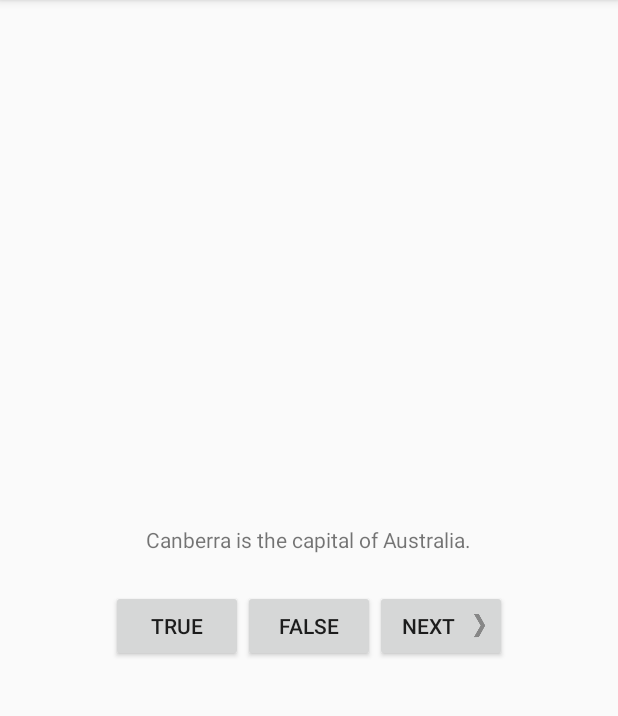
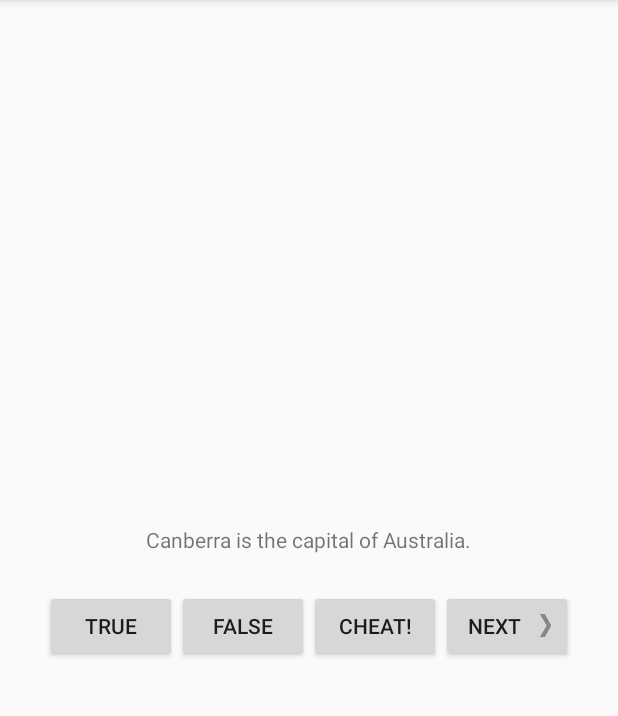
Before and after one commit to RuzzyRullezz/GeoQuiz, an Android app: the screen it shows after launch (QuizActivity), on a phone screen of 412 x 824 dp, the part 84-800 px from its top. Run offline under Robolectric (Android 15) with nearby library versions, the phone set to English and light mode, and no system bars.

Commit message:
new activity

```diff
--- a/app/src/main/AndroidManifest.xml
+++ b/app/src/main/AndroidManifest.xml
@@ -11,11 +11,11 @@
         android:theme="@style/AppTheme">
         <activity android:name=".QuizActivity">
             <intent-filter>
-                <action android:name="android.intent.action.MAIN"/>
-
-                <category android:name="android.intent.category.LAUNCHER"/>
+                <action android:name="android.intent.action.MAIN" />
+                <category android:name="android.intent.category.LAUNCHER" />
             </intent-filter>
         </activity>
+        <activity android:name=".CheatActivity"></activity>
     </application>
 
 </manifest>
--- a/app/src/main/java/pro/ruzzy/geoquiz/QuizActivity.java
+++ b/app/src/main/java/pro/ruzzy/geoquiz/QuizActivity.java
@@ -1,7 +1,10 @@
 package pro.ruzzy.geoquiz;
 
+import android.app.Activity;
+import android.content.Intent;
 import android.support.v7.app.AppCompatActivity;
 import android.os.Bundle;
+import android.util.Log;
 import android.view.Gravity;
 import android.view.View;
 import android.widget.Button;
@@ -13,7 +16,15 @@ public class QuizActivity extends AppCompatActivity {
     private Button mTrueButton;
     private Button mFalseButton;
     private Button mNextButton;
+    private Button mCheatButton;
+
     private TextView mQuestionTextView;
+
+    private static final String TAG = "LogQuizActivity";
+    private static final String KEY_INDEX = "index";
+    private static final int REQUEST_CODE_CHEAT = 0;
+
+    private boolean misCheater;
 
     private Question[] mQuestionBank = new Question[] {
             new Question(R.string.question_australia, true),
@@ -29,11 +40,17 @@ public class QuizActivity extends AppCompatActivity {
     @Override
     protected void onCreate(Bundle savedInstanceState) {
         super.onCreate(savedInstanceState);
+        Log.d(TAG, "onCreate(Bundle) called");
         setContentView(R.layout.activity_quiz);
+
+        if (savedInstanceState != null) {
+            mCurrentIndex = savedInstanceState.getInt(KEY_INDEX, 0);
+        }
 
         mTrueButton = (Button) findViewById(R.id.true_button);
         mFalseButton = (Button) findViewById(R.id.false_button);
         mNextButton = (Button) findViewById(R.id.next_button);
+        mCheatButton = (Button) findViewById(R.id.cheat_button);
 
         mQuestionTextView = (TextView) findViewById(R.id.question_text_view);
 
@@ -55,7 +72,16 @@ public class QuizActivity extends AppCompatActivity {
             @Override
             public void onClick(View v) {
                 mCurrentIndex = (mCurrentIndex + 1) % mQuestionBank.length;
+                misCheater = false;
                 updateQuestion();
+            }
+        });
+        mCheatButton.setOnClickListener(new View.OnClickListener() {
+            @Override
+            public void onClick(View v) {
+                boolean answerIsTrue = mQuestionBank[mCurrentIndex].isAnswerTrue();
+                Intent intent = CheatActivity.newIntent(QuizActivity.this, answerIsTrue);
+                startActivityForResult(intent, REQUEST_CODE_CHEAT);
             }
         });
     }
@@ -68,12 +94,63 @@ public class QuizActivity extends AppCompatActivity {
     private void checkAnswer(boolean userPressedTrue) {
         boolean answerIsTrue = mQuestionBank[mCurrentIndex].isAnswerTrue();
         int messageResId;
-        if (userPressedTrue == answerIsTrue) {
-            messageResId = R.string.correct_toast;
+        if (misCheater) {
+            messageResId = R.string.judgment_toast;
         } else {
-            messageResId = R.string.incorrect_toast;
+            if (userPressedTrue == answerIsTrue) {
+                messageResId = R.string.correct_toast;
+            } else {
+                messageResId = R.string.incorrect_toast;
+            }
         }
         Toast.makeText(this, messageResId, Toast.LENGTH_SHORT).show();
     }
 
+    @Override
+    protected void onActivityResult(int requestCode, int resultCode, Intent data) {
+        if (resultCode != Activity.RESULT_OK) {
+            return;
+        }
+        if (requestCode == REQUEST_CODE_CHEAT) {
+            if (data == null) {
+                return;
+            }
+            misCheater = CheatActivity.wasAnswerShow(data);
+        }
+    }
+
+    @Override
+    public void onStart() {
+        super.onStart();
+        Log.d(TAG, "onStart() called");
+    }
+    @Override
+    public void onResume() {
+        super.onResume();
+        Log.d(TAG, "onResume() called");
+    }
+    @Override
+    public void onPause() {
+        super.onPause();
+        Log.d(TAG, "onPause() called");
+    }
+    @Override
+    public void onStop() {
+        super.onStop();
+        Log.d(TAG, "onStop() called");
+    }
+
+    @Override
+    public void onDestroy() {
+        super.onDestroy();
+        Log.d(TAG, "onDestroy() called");
+    }
+
+    @Override
+    public void onSaveInstanceState(Bundle savedInstanceState) {
+        super.onSaveInstanceState(savedInstanceState);
+        Log.i(TAG, "onSaveInstanceState");
+        savedInstanceState.putInt(KEY_INDEX, mCurrentIndex);
+    }
+
 }
--- /dev/null
+++ b/app/src/main/res/layout-land/activity_quiz.xml
@@ -0,0 +1,41 @@
+<?xml version="1.0" encoding="utf-8"?>
+<FrameLayout xmlns:android="http://schemas.android.com/apk/res/android"
+              android:layout_width="match_parent"
+              android:layout_height="match_parent">
+    <TextView
+            android:id="@+id/question_text_view"
+            android:layout_width="wrap_content"
+            android:layout_height="wrap_content"
+            android:layout_gravity="center_horizontal"
+            android:padding="24dp"/>
+    <LinearLayout
+            android:layout_width="wrap_content"
+            android:layout_height="wrap_content"
+            android:orientation="horizontal"
+            android:layout_gravity="center_vertical|center_horizontal">
+    <Button
+            android:id="@+id/true_button"
+            android:layout_width="wrap_content"
+            android:layout_height="wrap_content"
+            android:text="@string/true_button" />
+    <Button
+            android:id="@+id/false_button"
+            android:layout_width="wrap_content"
+            android:layout_height="wrap_content"
+            android:text="@string/false_button" />
+    </LinearLayout>
+    <Button
+        android:id="@+id/cheat_button"
+        android:layout_width="wrap_content"
+        android:layout_height="wrap_content"
+        android:layout_gravity="bottom|center_horizontal"
+        android:text="@string/cheat_button" />
+    <Button
+        android:id="@+id/next_button"
+        android:layout_width="wrap_content"
+        android:layout_height="wrap_content"
+        android:text="@string/next_button"
+        android:drawableRight="@drawable/arrow_right"
+        android:layout_gravity="bottom|right"
+        android:drawablePadding="4dp" />
+</FrameLayout>
--- a/app/src/main/res/layout/activity_quiz.xml
+++ b/app/src/main/res/layout/activity_quiz.xml
@@ -24,6 +24,11 @@
             android:layout_height="wrap_content"
             android:text="@string/false_button" />
     <Button
+            android:id="@+id/cheat_button"
+            android:layout_width="wrap_content"
+            android:layout_height="wrap_content"
+            android:text="@string/cheat_button"/>
+    <Button
             android:id="@+id/next_button"
             android:layout_width="wrap_content"
             android:layout_height="wrap_content"
--- a/app/src/main/res/values/strings.xml
+++ b/app/src/main/res/values/strings.xml
@@ -12,4 +12,8 @@
     <string name="question_americas">The Amazon River is the longest river in the Americas.</string>
     <string name="question_asia">Lake Baikal is the world\’s oldest and deepest freshwater lake.</string>
     <string name="question_australia">Canberra is the capital of Australia.</string>
+    <string name="warning_text">Are you sure you want to do this?</string>
+    <string name="show_answer_button">Show Answer</string>
+    <string name="cheat_button">Cheat!</string>
+    <string name="judgment_toast">Cheating is wrong.</string>
 </resources>
```
Also changed, not shown: app/src/main/java/pro/ruzzy/geoquiz/CheatActivity.java (added, +57 -0 lines), app/src/main/res/layout/activity_cheat.xml (added, +25 -0 lines). Lines whose indentation alone changed are shown as unchanged.
